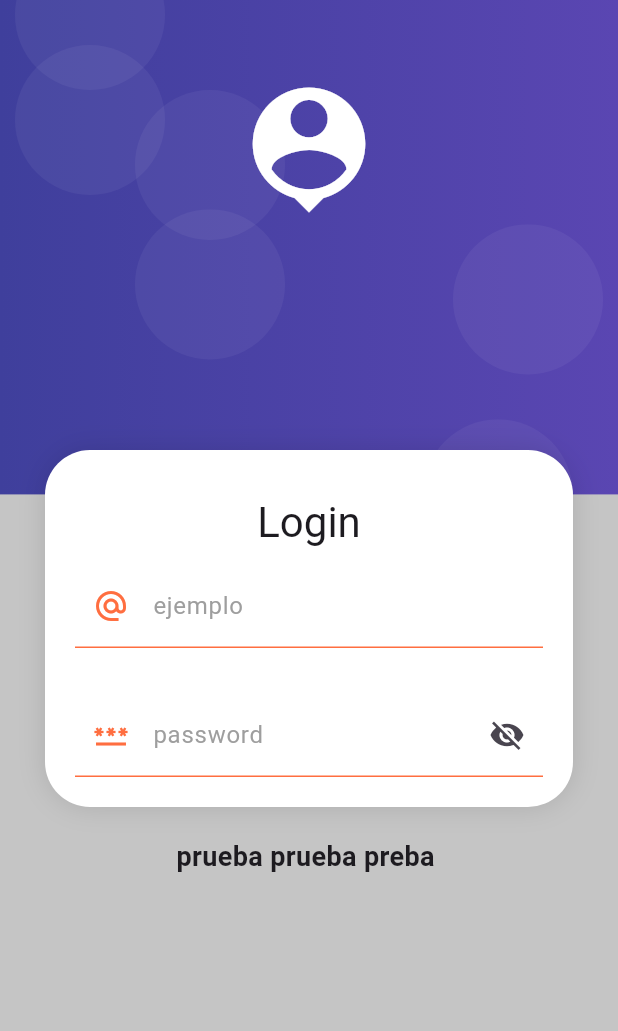
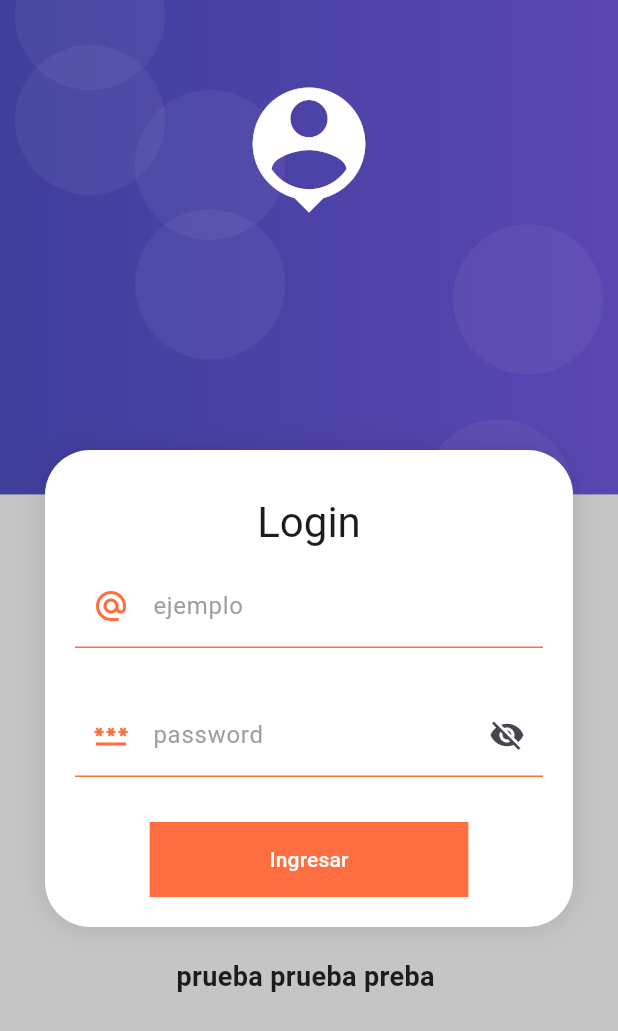
Before and after one commit to ricklegac/flutter, a Flutter app: the screen it shows after launch, on a phone screen of 412 x 824 dp. Shown: the top 1031 px of the screen. Run offline on Flutter 3.47's test engine with Material 3 defaults, Android fonts, the phone set to English and light mode, and no system bars; our stand-ins replace card_swiper, shared_preferences, sqflite; accounts and stored records are empty.

Commit message:
login screen

```diff
--- a/productos_app/lib/screens/login_screen.dart
+++ b/productos_app/lib/screens/login_screen.dart
@@ -25,12 +25,13 @@ class _LoginScreenState extends State<LoginScreen> {
                   const SizedBox(height: 10,),
                   Text('Login', style: Theme.of(context).textTheme.headline4),
                   const SizedBox(height: 10,),
-                  _Formulario(),
+                  const _Formulario(),
                 ],)
 
               ),
               const SizedBox(height: 20,),
-              const Text('prueba prueba preba ', style: TextStyle(fontSize: 18, fontWeight: FontWeight.bold))
+              const Text('prueba prueba preba ', style: TextStyle(fontSize: 18, fontWeight: FontWeight.bold)),
+              const SizedBox(height: 50,),
             ],),
           )
         )
@@ -86,9 +87,30 @@ class __FormularioState extends State<_Formulario> {
                 ),
               ),
             ),
+            const SizedBox(height: 30,),
+            MaterialButton(
+              shape: RoundedRectangleBorder(borderRadius: BorderRadius.circular(10)),
+              disabledColor: const Color.fromARGB(255, 34, 30, 30),
+              elevation: 0,
+              child:  Container(
+
+                padding: const EdgeInsets.symmetric(horizontal: 80, vertical: 15),
+                color: Colors.deepOrangeAccent,
+
+                child: const Text('Ingresar',
+                style: TextStyle(color: Colors.white)
+                )
+              ),
+              onPressed: (){},
+
+
+            )
           ],
+
         ),
+
       ),
+
     );
   }
 }
```
